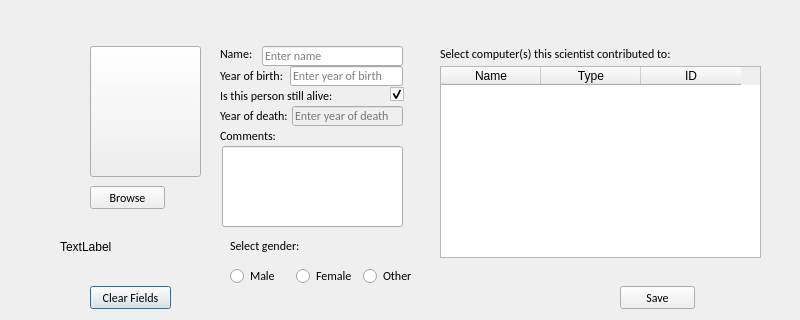
Qt form Hopur21Verkefni/MyComputerScienceList/ui/addcomputerscientist.ui (Hopur21/Hopur21) before a commit.
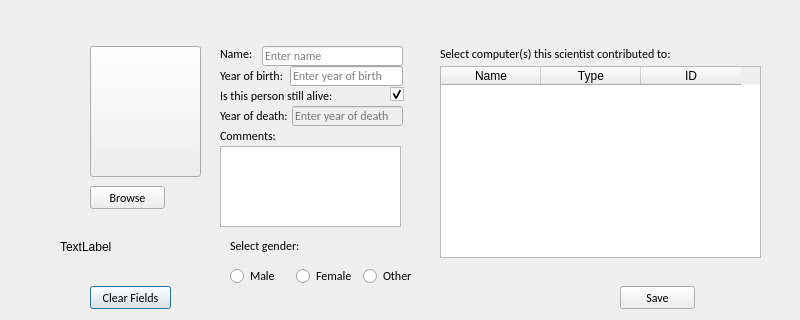
The same form after that commit. Icons and pictures are not drawn.

Commit message: comment window in addScientist is now editPlainTex instead of lineedit

What changed in the file:
```diff
--- a/Hopur21Verkefni/MyComputerScienceList/ui/addcomputerscientist.ui
+++ b/Hopur21Verkefni/MyComputerScienceList/ui/addcomputerscientist.ui
@@ -105,24 +105,6 @@
      </size>
     </property>
    </widget>
-   <widget class="QLineEdit" name="lineEdit_Addscientist_comment">
-    <property name="geometry">
-     <rect>
-      <x>222</x>
-      <y>150</y>
-      <width>181</width>
-      <height>81</height>
-     </rect>
-    </property>
-    <property name="font">
-     <font>
-      <family>Calibri</family>
-     </font>
-    </property>
-    <property name="placeholderText">
-     <string/>
-    </property>
-   </widget>
    <widget class="QCheckBox" name="checkBox_Addscientist_isPersonAlive">
     <property name="geometry">
      <rect>
@@ -385,8 +367,8 @@
    <widget class="QLabel" name="label_addScientist_invalidDeathYear">
     <property name="geometry">
      <rect>
-      <x>270</x>
-      <y>180</y>
+      <x>280</x>
+      <y>130</y>
       <width>141</width>
       <height>20</height>
      </rect>
@@ -499,6 +481,16 @@
      </item>
     </layout>
    </widget>
+   <widget class="QPlainTextEdit" name="lineEdit_Addscientist_comment">
+    <property name="geometry">
+     <rect>
+      <x>220</x>
+      <y>150</y>
+      <width>181</width>
+      <height>81</height>
+     </rect>
+    </property>
+   </widget>
   </widget>
   <widget class="QLabel" name="Add_Scientist_error_field">
    <property name="enabled">
```
The commit also changes 2 other files.
